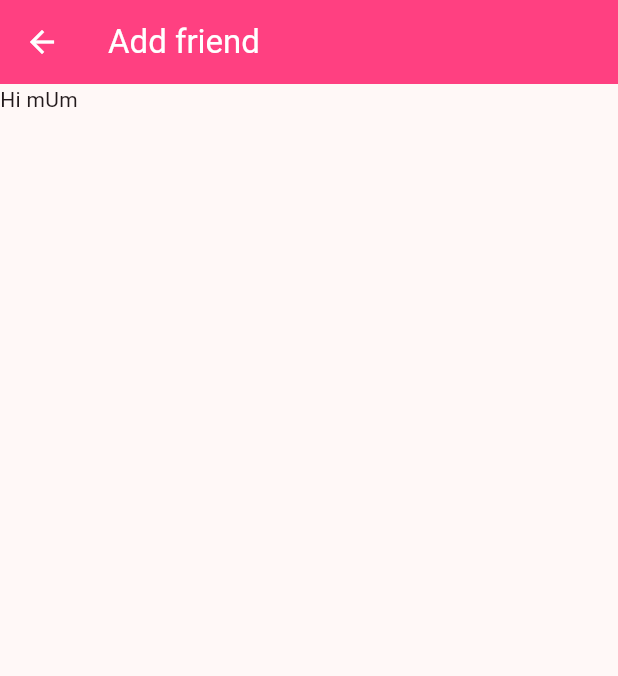
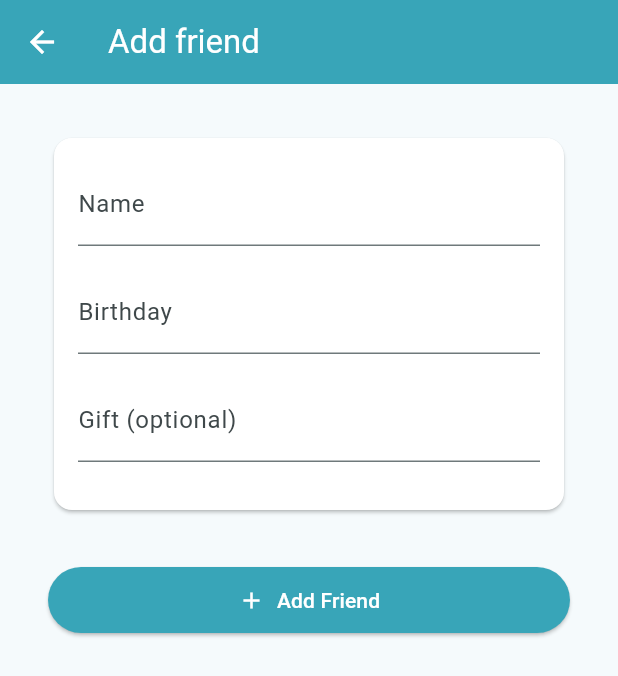
Before and after one commit to RobinKlim/birthday_planer, a Flutter app: the screen it shows after launch, after a tap on the "add" icon, on a phone screen of 412 x 824 dp. Shown: the top 676 px of the screen. Run offline on Flutter 3.47's test engine with Material 3 defaults, Android fonts, the phone set to English and light mode, and no system bars.

Commit message:
add friend page design

```diff
--- a/lib/main.dart
+++ b/lib/main.dart
@@ -8,17 +8,30 @@ class MyApp extends StatelessWidget {
 
   @override
   Widget build(BuildContext context) {
-    return MaterialApp(
-      theme: ThemeData(
+    final theme = ThemeData(
       useMaterial3: true,
       colorScheme: ColorScheme.fromSeed(
-          seedColor: Colors.pinkAccent,
+        seedColor: Color.fromARGB(255, 56, 165, 184),
         brightness: Brightness.light,
       ).copyWith(
-          primary: Colors.pinkAccent,
+        primary: Color.fromARGB(255, 56, 165, 184),
         onPrimary: Colors.white,
         error: Colors.red,
         onError: Colors.white,
+      ),
+    );
+
+    return MaterialApp(
+      theme: theme.copyWith(
+        elevatedButtonTheme: ElevatedButtonThemeData(
+          style: ElevatedButton.styleFrom(
+            backgroundColor: theme.colorScheme.primary,
+            foregroundColor: theme.colorScheme.onPrimary,
+            padding: EdgeInsets.symmetric(
+              horizontal: 16,
+              vertical: 12,
+            ),
+          ),
         ),
       ),
       home: const NavigationWidget(),
--- a/lib/pages/add_friend_page.dart
+++ b/lib/pages/add_friend_page.dart
@@ -1,6 +1,4 @@
 import 'package:flutter/material.dart';
-import 'package:flutter/rendering.dart';
-import 'package:flutter/widgets.dart';
 import 'package:birthday_planer/models/friend.dart';
 
 class AddFriendPage extends StatefulWidget {
@@ -9,6 +7,24 @@ class AddFriendPage extends StatefulWidget {
 }
 
 class _AddFriendPageState extends State<AddFriendPage> {
+  DateTime? selectedDate;
+  TextEditingController _dateController = TextEditingController();
+
+  Future<void> _selectDate(BuildContext context) async {
+    final DateTime? pickedDate = await showDatePicker(
+      context: context,
+      initialDate: selectedDate ?? DateTime.now(),
+      firstDate: DateTime(1900),
+      lastDate: DateTime(2101),
+    );
+    if (pickedDate != null && pickedDate != selectedDate) {
+      setState(() {
+        selectedDate = pickedDate;
+        _dateController.text = "${selectedDate!.toLocal()}".split(' ')[0];
+      });
+    }
+  }
+
   @override
   Widget build(BuildContext context) {
     final Friend friend;
@@ -19,8 +35,63 @@ class _AddFriendPageState extends State<AddFriendPage> {
         backgroundColor: Theme.of(context).colorScheme.primary,
         foregroundColor: Theme.of(context).colorScheme.onPrimary,
       ),
-      body: SafeArea(
-        child: Text('Hi mUm'),
+      body: Padding(
+        padding: const EdgeInsets.all(32.0),
+        child: Column(
+          children: [
+            Card(
+              color: Theme.of(context).colorScheme.onPrimary,
+              child: Padding(
+                padding: const EdgeInsets.all(16.0),
+                child: Column(
+                  children: [
+                    TextField(
+                      decoration: InputDecoration(
+                        labelText: 'Name',
+                      ),
+                    ),
+                    SizedBox(height: 16),
+                    GestureDetector(
+                      onTap: () => _selectDate(context),
+                      child: AbsorbPointer(
+                        child: TextField(
+                          controller: _dateController,
+                          decoration: InputDecoration(
+                            labelText: 'Birthday',
+                          ),
+                        ),
+                      ),
+                    ),
+                    SizedBox(height: 16),
+                    TextField(
+                      decoration: InputDecoration(
+                        labelText: 'Gift (optional)',
+                      ),
+                    ),
+                    SizedBox(height: 16),
+                  ],
+                ),
+              ),
+            ),
+            SizedBox(height: 32),
+            ElevatedButton(
+              onPressed: () {
+                print('Friend added');
+              },
+              child: SizedBox(
+                width: double.infinity,
+                child: Row(
+                  mainAxisAlignment: MainAxisAlignment.center,
+                  children: [
+                    Icon(Icons.add),
+                    SizedBox(width: 8),
+                    Text('Add Friend'),
+                  ],
+                ),
+              ),
+            ),
+          ],
+        ),
       ),
     );
   }
```
Lines whose indentation alone changed are shown as unchanged.
